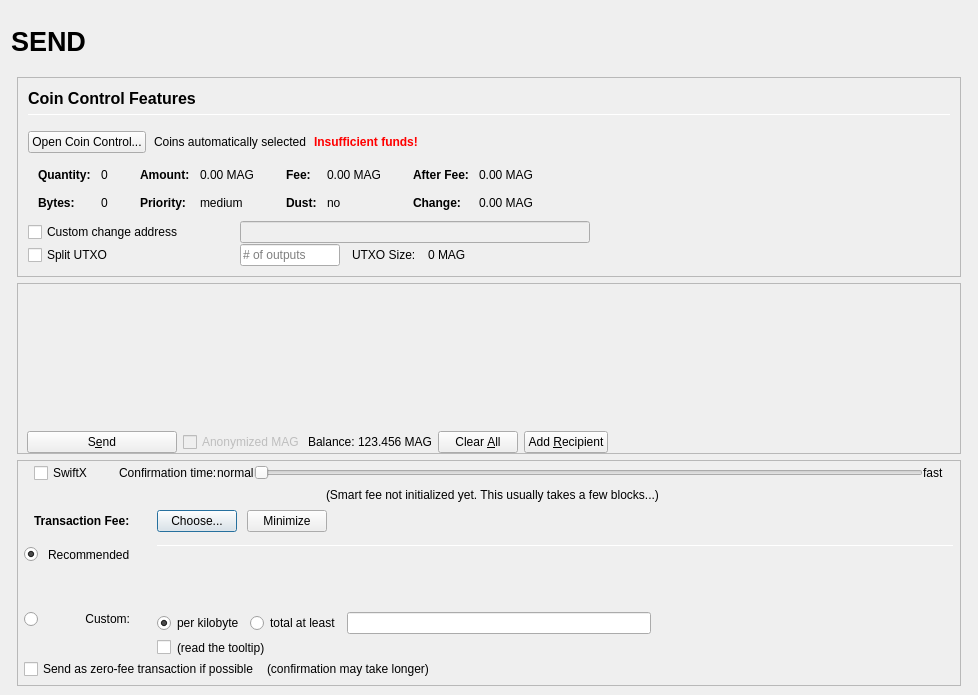
BitWin24/bitwin24, file src/qt/forms/sendcoinsdialog.ui: the form before one commit.
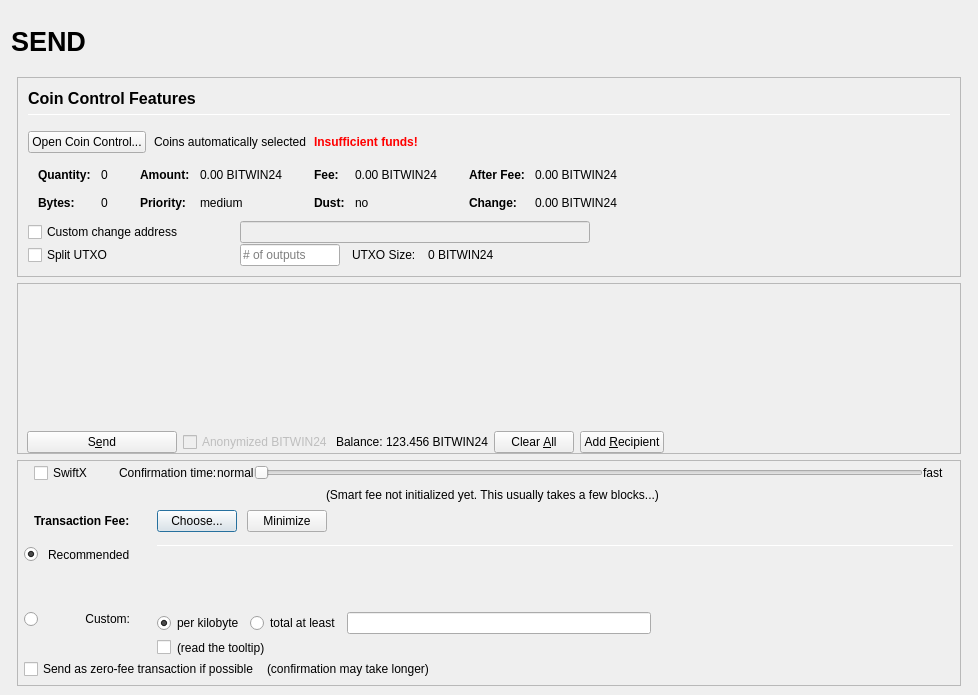
The form after the commit. Icons and pictures are not drawn. Custom widgets are drawn as their Qt base class.

Commit message: replace MAG to BITWIN24, only word

Diff of the .ui file:
```diff
--- a/src/qt/forms/sendcoinsdialog.ui
+++ b/src/qt/forms/sendcoinsdialog.ui
@@ -493,7 +493,7 @@
                         <enum>Qt::ActionsContextMenu</enum>
                        </property>
                        <property name="text">
-                        <string notr="true">0.00 MAG</string>
+                        <string notr="true">0.00 BITWIN24</string>
                        </property>
                        <property name="textInteractionFlags">
                         <set>Qt::LinksAccessibleByMouse|Qt::TextSelectableByKeyboard|Qt::TextSelectableByMouse</set>
@@ -573,7 +573,7 @@
                         <enum>Qt::ActionsContextMenu</enum>
                        </property>
                        <property name="text">
-                        <string notr="true">0.00 MAG</string>
+                        <string notr="true">0.00 BITWIN24</string>
                        </property>
                        <property name="textInteractionFlags">
                         <set>Qt::LinksAccessibleByMouse|Qt::TextSelectableByKeyboard|Qt::TextSelectableByMouse</set>
@@ -653,7 +653,7 @@
                         <enum>Qt::ActionsContextMenu</enum>
                        </property>
                        <property name="text">
-                        <string notr="true">0.00 MAG</string>
+                        <string notr="true">0.00 BITWIN24</string>
                        </property>
                        <property name="textInteractionFlags">
                         <set>Qt::LinksAccessibleByMouse|Qt::TextSelectableByKeyboard|Qt::TextSelectableByMouse</set>
@@ -682,7 +682,7 @@
                         <enum>Qt::ActionsContextMenu</enum>
                        </property>
                        <property name="text">
-                        <string notr="true">0.00 MAG</string>
+                        <string notr="true">0.00 BITWIN24</string>
                        </property>
                        <property name="textInteractionFlags">
                         <set>Qt::LinksAccessibleByMouse|Qt::TextSelectableByKeyboard|Qt::TextSelectableByMouse</set>
@@ -849,7 +849,7 @@
                 <item>
                  <widget class="QLabel" name="labelBlockSize">
                   <property name="text">
-                   <string>0 MAG</string>
+                   <string>0 BITWIN24</string>
                   </property>
                  </widget>
                 </item>
@@ -977,7 +977,7 @@
                     <bool>false</bool>
                    </property>
                    <property name="text">
-                    <string>Anonymized MAG</string>
+                    <string>Anonymized BITWIN24</string>
                    </property>
                   </widget>
                  </item>
@@ -1000,7 +1000,7 @@
                     <cursorShape>IBeamCursor</cursorShape>
                    </property>
                    <property name="text">
-                    <string notr="true">123.456 MAG</string>
+                    <string notr="true">123.456 BITWIN24</string>
                    </property>
                    <property name="textInteractionFlags">
                     <set>Qt::LinksAccessibleByMouse|Qt::TextSelectableByKeyboard|Qt::TextSelectableByMouse</set>
```
Left out of the diff: 6 changed lines with no effect on the pictures. The commit also changes 232 other files.
